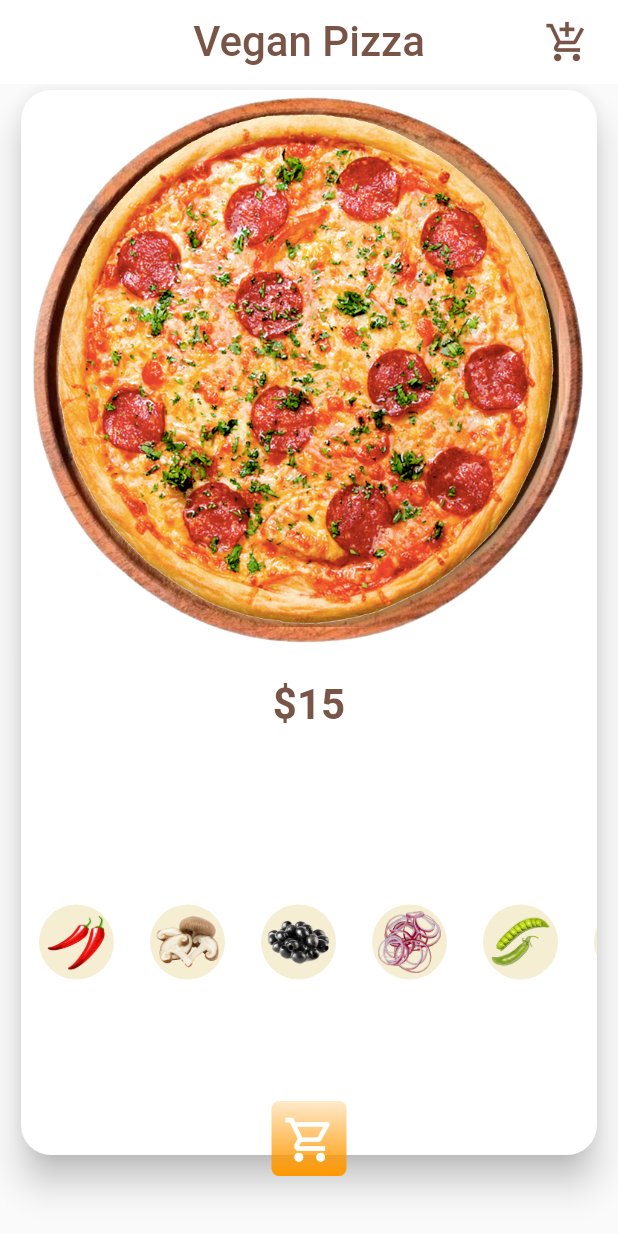
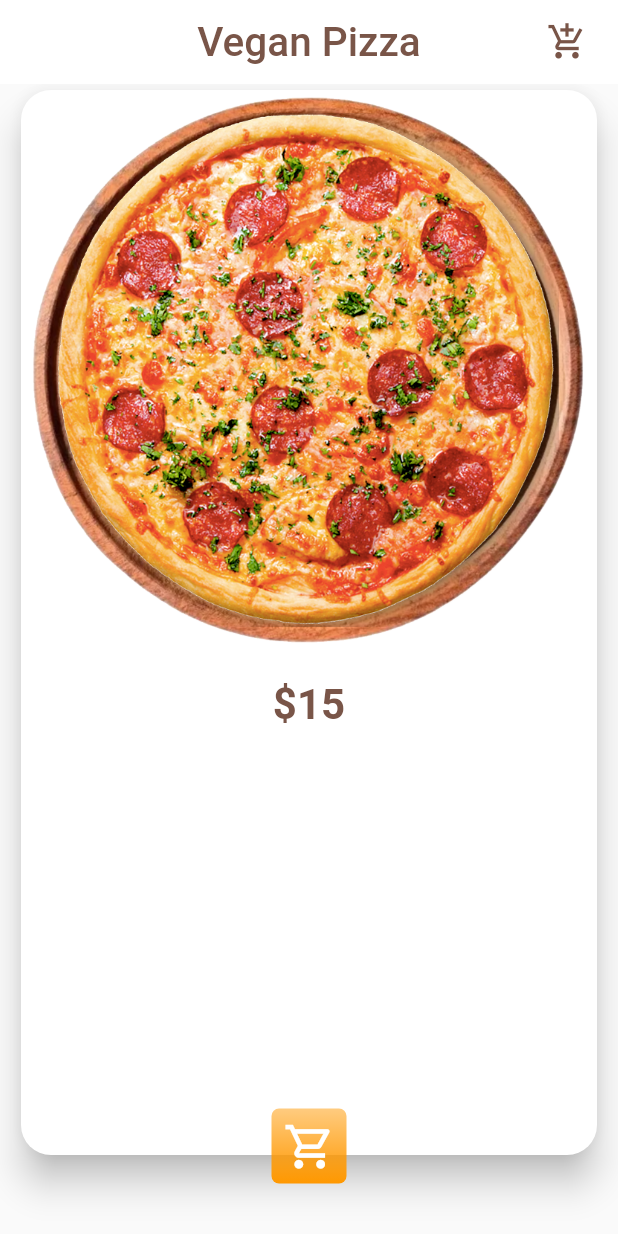
Before and after one commit to Dandy27/pizzaorder, a Flutter app: the screen it shows after launch, after a tap on the "shopping cart" icon, on a phone screen of 412 x 824 dp. Run offline on Flutter 3.47's test engine with Material 2 defaults, Android fonts, the phone set to English and light mode, and no system bars.

Commit message:
IconbuttonCart

```diff
--- /dev/null
+++ b/pizzaorders/lib/animated_container_test.dart
@@ -0,0 +1,48 @@
+import 'package:flutter/material.dart';
+
+class AnimatedContainerTest extends StatefulWidget {
+  @override
+  _AnimatedContainerTestState createState() => _AnimatedContainerTestState();
+}
+
+class _AnimatedContainerTestState extends State<AnimatedContainerTest> {
+  var _color = Colors.red;
+  var _height = 100.0;
+  var _width = 100.0;
+
+  void animatedContainer() {
+   setState(() {
+      _color = _color == Colors.red ? Colors.green : Colors.red;
+    _height = _height == 100 ? 200 : 100;
+    _width = _width == 100 ? 200 : 100;
+   });
+  }
+
+  @override
+  Widget build(BuildContext context) {
+    return Scaffold(
+      appBar: AppBar(
+        title: const Text('AnimatedContainer'),
+      ),
+      body: Container(
+        alignment: Alignment.center,
+        child: Column(
+          children: [
+            AnimatedContainer(
+              duration: const Duration(seconds: 1),
+              curve: Curves.easeInOutBack,
+              color: _color,
+              height: _height,
+              width: _width,
+            ),
+            OutlinedButton(
+                onPressed: () {
+                  animatedContainer();
+                },
+                child: const Text('Aniamted'))
+          ],
+        ),
+      ),
+    );
+  }
+}
--- a/pizzaorders/lib/common/components/app_bar.dart
+++ /dev/null
@@ -1,28 +0,0 @@
-import 'package:flutter/material.dart';
-
-import '../../main.dart';
-
-
-  AppBar buildAppBar() {
-    return AppBar(
-      title: const Text(
-        MyApp.title,
-        style: TextStyle(color: Colors.brown, fontSize: 28),
-      ),
-      centerTitle: true,
-      backgroundColor: Colors.white,
-      elevation: 0,
-      actions: [
-        Padding(
-          padding: const EdgeInsets.only(right: 10),
-          child: IconButton(
-              onPressed: () {},
-              icon: const Icon(
-                Icons.add_shopping_cart_outlined,
-                color: Colors.brown,
-                size: 30,
-              )),
-        )
-      ],
-    );
-  }
--- /dev/null
+++ b/pizzaorders/lib/common/components/build_app_bar.dart
@@ -0,0 +1,26 @@
+import 'package:flutter/material.dart';
+
+import '../../constants.dart';
+import '../../main.dart';
+
+
+  AppBar buildAppBar() {
+    return AppBar(
+      actions: [
+        Padding(
+          padding: const EdgeInsets.only(right: defaultPadding / 2),
+          child: IconButton(
+              onPressed: () {},
+              icon: const Icon(Icons.add_shopping_cart_outlined, size: 27,),
+              color: Colors.brown,),
+        )
+      ],
+      elevation: 0,
+      backgroundColor: Colors.white,
+      title: const Text(
+        MyApp.title,
+        style: TextStyle(color: Colors.brown, fontSize: 27),
+      ),
+      centerTitle: true,
+    );
+  }
--- /dev/null
+++ b/pizzaorders/lib/common/components/build_body.dart
@@ -0,0 +1,96 @@
+import 'package:flutter/material.dart';
+
+import '../../constants.dart';
+
+const _pizzaCardSize = 50.0;
+
+Widget buildBody(BuildContext context) {
+  return Stack(
+    children: [
+      Positioned.fill(
+        bottom: 50,
+        left: 10,
+        right: 10,
+        child: Card(
+          shape:
+              RoundedRectangleBorder(borderRadius: BorderRadius.circular(20)),
+          elevation: 10,
+          child: Column(
+            children: [
+              buildPizzaDetails(),
+              Expanded(
+                  flex: 2,
+                  child: Container(
+                      // color: Colors.red,
+                      )),
+            ],
+          ),
+        ),
+      ),
+      buildButtonCart(context)
+    ],
+  );
+}
+
+Widget buildButtonCart(BuildContext context) {
+  final IconData icon;
+  return Positioned(
+      bottom: 35,
+      height: _pizzaCardSize,
+      width: _pizzaCardSize,
+      left: MediaQuery.of(context).size.width / 2 - _pizzaCardSize / 2,
+      child: Container(
+        decoration: BoxDecoration(
+          gradient: LinearGradient(
+            begin: Alignment.topCenter,
+            end: Alignment.bottomCenter,
+            colors: [
+              Colors.orange.withOpacity(0.5),
+              Colors.orange,
+            ],
+          ),
+          borderRadius: BorderRadius.circular(5),
+        ),
+        child: IconButton(
+          onPressed: () {},
+          icon: const Icon(
+            Icons.shopping_cart_outlined,
+            size: 35,
+            color: Colors.white,
+          ),
+        ),
+      ));
+}
+
+Widget buildPizzaDetails() => Expanded(
+    flex: 3,
+    child: Column(
+      children: [
+        Expanded(
+          child: Stack(
+            children: [
+              Image.asset(
+                'assets/images/dish.png',
+                fit: BoxFit.contain,
+              ),
+              Padding(
+                padding: const EdgeInsets.all(15.0),
+                child: Image.asset('assets/images/pizza-1.png'),
+              ),
+            ],
+          ),
+        ),
+        const SizedBox(
+          height: defaultPadding,
+        ),
+        buildText()
+      ],
+    ));
+
+Widget buildText() {
+  return const Text(
+    '\$15',
+    style: TextStyle(
+        color: Colors.brown, fontSize: 28, fontWeight: FontWeight.bold),
+  );
+}
--- a/pizzaorders/lib/common/components/build_cart_button.dart
+++ /dev/null
@@ -1,26 +0,0 @@
-import 'package:flutter/material.dart';
-
-
-  Widget buildCardButton(BuildContext context) {
-    const pizzaCartSize = 50.0;
-    return Positioned(
-        bottom: 40,
-        height: pizzaCartSize,
-        width: pizzaCartSize,
-        left: MediaQuery.of(context).size.width / 2 - pizzaCartSize / 2,
-        child: Container(
-          decoration: BoxDecoration(
-              borderRadius: BorderRadius.circular(5),
-              gradient: LinearGradient(
-                  begin: Alignment.topCenter,
-                  end: Alignment.bottomCenter,
-                  colors: [Colors.orange.withOpacity(0.2), Colors.orange])),
-          child:  InkWell(
-            child: IconButton(icon: const Icon(Icons.shopping_cart_outlined,
-              color: Colors.white,
-              size: 35,), onPressed: () {  },
-
-            ),
-          ),
-        ));
-  }
--- a/pizzaorders/lib/common/components/build_pizza_detail.dart
+++ /dev/null
@@ -1,56 +0,0 @@
-import 'package:flutter/material.dart';
-import 'package:pizzaorder/components/ingredient.dart';
-
-import '../../constants.dart';
-
-Widget buildPizzzaDetail() {
-  return Expanded(
-    flex: 3,
-    child: Column(
-      children: [
-        AnimatedContainer(
-          duration: const Duration(milliseconds: 800),
-
-          child: Expanded(
-            child: DragTarget<Ingredient>(
-              onWillAccept: (ingredient) => true,
-              onAccept: (iingredient) {},
-              builder: (BuildContext context, List<Object?> candidateData,
-                  List<dynamic> rejectedData) {
-                return Stack(
-                  children: [
-                    Image.asset(
-                      'assets/images/dish.png',
-                      fit: BoxFit.contain,
-                    ),
-                    Padding(
-                      padding: const EdgeInsets.all(15),
-                      child: Image.asset(
-                        'assets/images/pizza-1.png',
-                        fit: BoxFit.contain,
-                      ),
-                    )
-                  ],
-                );
-              },
-            ),
-          ),
-        ),
-        const SizedBox(
-          height: defaultPadding,
-        ),
-        buildText(valor: '\$15')
-      ],
-    ),
-  );
-}
-
-Widget buildText({
-  required String valor,
-}) {
-  return Text(
-    valor,
-    style: const TextStyle(
-        color: Colors.brown, fontSize: 28, fontWeight: FontWeight.bold),
-  );
-}
--- a/pizzaorders/lib/common/components/build_pizza_ingredientes.dart
+++ /dev/null
@@ -1,52 +0,0 @@
-import 'package:flutter/material.dart';
-import 'package:pizzaorder/components/ingredient.dart';
-
-import '../../constants.dart';
-
-Widget buildPizzaIngredients() {
-  return Expanded(
-      flex: 2,
-      child: ListView.builder(
-          itemCount: ingredients.length,
-          scrollDirection: Axis.horizontal,
-          itemBuilder: (context, index) {
-            final ingredient = ingredients[index];
-            return Padding(
-              padding:
-                  const EdgeInsets.symmetric(horizontal: defaultPadding / 2.5),
-              child: buildPizzaItem(ingredient),
-            );
-          }));
-}
-
-Widget buildPizzaItem(Ingredient ingredient) {
-  final child = Container(
-    margin: const EdgeInsets.symmetric(horizontal: 4),
-    width: 50,
-    height: 50,
-    decoration: const BoxDecoration(
-      color: Color(0xFFF5EED3),
-      shape: BoxShape.circle,
-    ),
-    child: Padding(
-      padding: const EdgeInsets.all(4.0),
-      child: Image.asset(
-        ingredient.image,
-      ),
-    ),
-  );
-  return Center(
-    child: Draggable(
-        feedback: child,
-        data: ingredient,
-        childWhenDragging: Container(
-            margin: const EdgeInsets.symmetric(horizontal: 4),
-            width: 50,
-            height: 50,
-            decoration: const BoxDecoration(
-              color: Color(0xFFF5EED3),
-              shape: BoxShape.circle,
-            )),
-        child: child),
-  );
-}
--- a/pizzaorders/lib/main.dart
+++ b/pizzaorders/lib/main.dart
@@ -16,7 +16,7 @@ class MyApp extends StatelessWidget {
       theme: ThemeData(
         primarySwatch: Colors.blue,
       ),
-      home: PizzaOrderHome(),
+      home: const PizzaOrderHome(),
     );
   }
 }
--- a/pizzaorders/lib/pizza_order_home.dart
+++ b/pizzaorders/lib/pizza_order_home.dart
@@ -1,12 +1,11 @@
 import 'package:flutter/material.dart';
-import 'package:pizzaorder/constants.dart';
 
-import 'common/components/app_bar.dart';
-import 'common/components/build_cart_button.dart';
-import 'common/components/build_pizza_detail.dart';
-import 'common/components/build_pizza_ingredientes.dart';
+import 'common/components/build_app_bar.dart';
+import 'common/components/build_body.dart';
 
 class PizzaOrderHome extends StatefulWidget {
+  const PizzaOrderHome({Key? key}) : super(key: key);
+
   @override
   _PizzaOrderHomeState createState() => _PizzaOrderHomeState();
 }
@@ -14,25 +13,6 @@ class PizzaOrderHome extends StatefulWidget {
 class _PizzaOrderHomeState extends State<PizzaOrderHome> {
   @override
   Widget build(BuildContext context) {
-    return Scaffold(
-      appBar: buildAppBar(),
-      body: Stack(
-        children: [
-          Positioned.fill(
-              bottom: 50,
-              left: defaultPadding / 2,
-              right: defaultPadding / 2,
-              child: Card(
-                  shape: RoundedRectangleBorder(
-                      borderRadius: BorderRadius.circular(20)),
-                  elevation: defaultPadding / 2,
-                  child: Column(children: [
-                    buildPizzzaDetail(),
-                    buildPizzaIngredients()
-                  ]))),
-          buildCardButton(context)
-        ],
-      ),
-    );
+    return Scaffold(appBar: buildAppBar(), body: buildBody(context));
   }
 }
```
